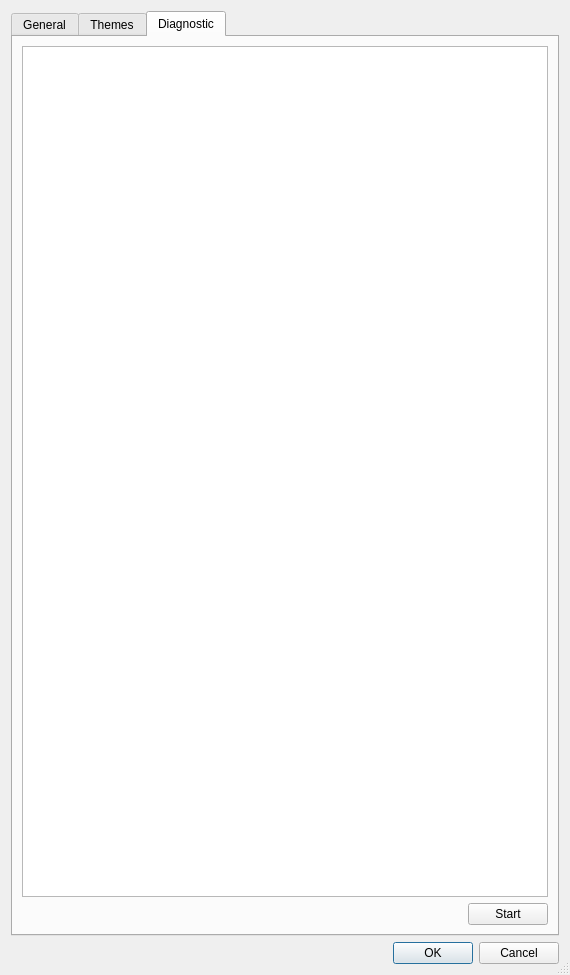
Old version of the form src/libraries/rwidgets/dialogs/preferencesdialogbox.ui in the repository Rolisteam/rolisteam.
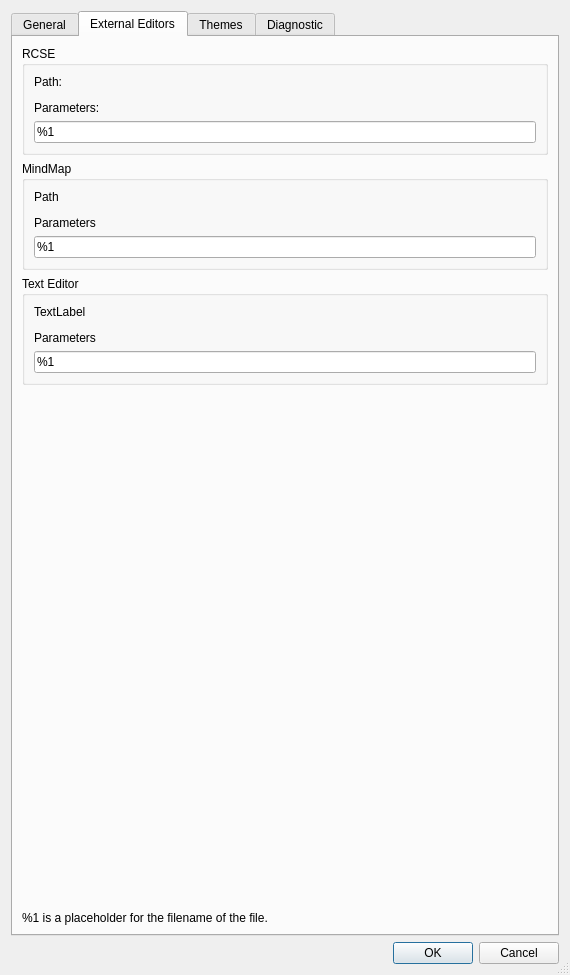
New version of the form. Custom widgets are drawn as their Qt base class.

Commit message: [Campaign]: add external editor.

Diff of the .ui file:
```diff
--- a/src/libraries/rwidgets/dialogs/preferencesdialogbox.ui
+++ b/src/libraries/rwidgets/dialogs/preferencesdialogbox.ui
@@ -20,7 +20,7 @@
    <item>
     <widget class="QTabWidget" name="tabWidget">
      <property name="currentIndex">
-      <number>2</number>
+      <number>1</number>
      </property>
      <widget class="QWidget" name="tabWidgetPage1">
       <attribute name="title">
@@ -564,6 +564,132 @@
        </item>
       </layout>
      </widget>
+     <widget class="QWidget" name="tab">
+      <attribute name="title">
+       <string>External Editors</string>
+      </attribute>
+      <layout class="QVBoxLayout" name="verticalLayout_9">
+       <item>
+        <widget class="QGroupBox" name="groupBox_3">
+         <property name="title">
+          <string>RCSE</string>
+         </property>
+         <layout class="QVBoxLayout" name="verticalLayout">
+          <item>
+           <widget class="QLabel" name="label_2">
+            <property name="text">
+             <string>Path:</string>
+            </property>
+           </widget>
+          </item>
+          <item>
+           <widget class="FileDirChooser" name="m_rcsePath" native="true"/>
+          </item>
+          <item>
+           <widget class="QLabel" name="label_3">
+            <property name="text">
+             <string>Parameters:</string>
+            </property>
+           </widget>
+          </item>
+          <item>
+           <widget class="QLineEdit" name="m_rcseParams">
+            <property name="text">
+             <string>%1</string>
+            </property>
+           </widget>
+          </item>
+         </layout>
+        </widget>
+       </item>
+       <item>
+        <widget class="QGroupBox" name="groupBox_4">
+         <property name="title">
+          <string>MindMap</string>
+         </property>
+         <layout class="QVBoxLayout" name="verticalLayout_2">
+          <item>
+           <widget class="QLabel" name="label_4">
+            <property name="text">
+             <string>Path</string>
+            </property>
+           </widget>
+          </item>
+          <item>
+           <widget class="FileDirChooser" name="m_mindmapPath" native="true"/>
+          </item>
+          <item>
+           <widget class="QLabel" name="label_5">
+            <property name="text">
+             <string>Parameters</string>
+            </property>
+           </widget>
+          </item>
+          <item>
+           <widget class="QLineEdit" name="m_mindmapParam">
+            <property name="text">
+             <string>%1</string>
+            </property>
+           </widget>
+          </item>
+         </layout>
+        </widget>
+       </item>
+       <item>
+        <widget class="QGroupBox" name="groupBox_5">
+         <property name="title">
+          <string>Text Editor</string>
+         </property>
+         <layout class="QVBoxLayout" name="verticalLayout_3">
+          <item>
+           <widget class="QLabel" name="label_6">
+            <property name="text">
+             <string>TextLabel</string>
+            </property>
+           </widget>
+          </item>
+          <item>
+           <widget class="FileDirChooser" name="m_textEditorPath" native="true"/>
+          </item>
+          <item>
+           <widget class="QLabel" name="label_7">
+            <property name="text">
+             <string>Parameters</string>
+            </property>
+           </widget>
+          </item>
+          <item>
+           <widget class="QLineEdit" name="m_textEditorParam">
+            <property name="text">
+             <string>%1</string>
+            </property>
+           </widget>
+          </item>
+         </layout>
+        </widget>
+       </item>
+       <item>
+        <spacer name="verticalSpacer">
+         <property name="orientation">
+          <enum>Qt::Orientation::Vertical</enum>
+         </property>
+         <property name="sizeHint" stdset="0">
+          <size>
+           <width>20</width>
+           <height>438</height>
+          </size>
+         </property>
+        </spacer>
+       </item>
+       <item>
+        <widget class="QLabel" name="label_8">
+         <property name="text">
+          <string>%1 is a placeholder for the filename of the file.</string>
+         </property>
+        </widget>
+       </item>
+      </layout>
+     </widget>
      <widget class="QWidget" name="tabWidgetPage2">
       <attribute name="title">
        <string>Themes</string>
```
The commit also changes 14 other files.
